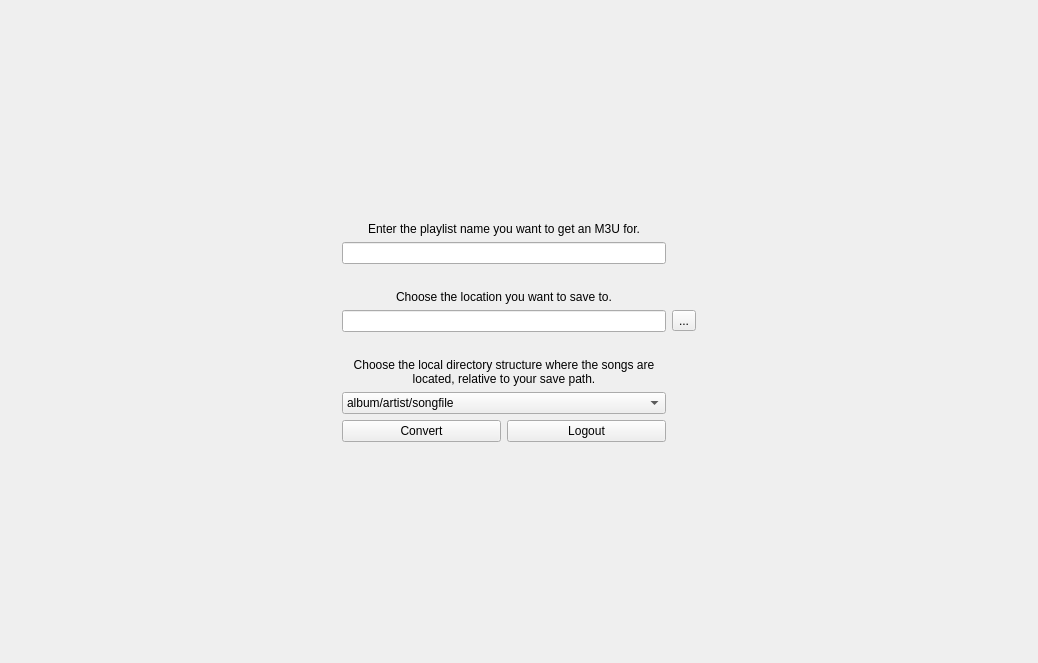
This is ui/mainwindow.ui in aerostaticx/M3UDownloader as Qt 5 draws it before an edit. The edited form follows.
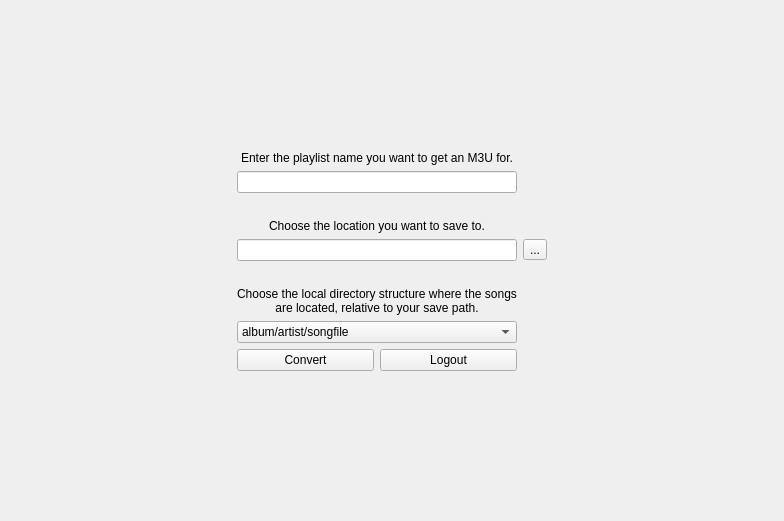
This is the edited form. The open tabs and pages were chosen to show the change.

Commit message: Further enhance to UI.

What changed in the file:
```diff
--- a/ui/mainwindow.ui
+++ b/ui/mainwindow.ui
@@ -6,8 +6,8 @@
    <rect>
     <x>0</x>
     <y>0</y>
-    <width>1038</width>
-    <height>663</height>
+    <width>784</width>
+    <height>521</height>
    </rect>
   </property>
   <property name="sizePolicy">
@@ -233,7 +233,14 @@
          </spacer>
         </item>
         <item row="6" column="1">
-         <widget class="QLineEdit" name="lineEdit_2"/>
+         <widget class="QLineEdit" name="saveLocationInput">
+          <property name="enabled">
+           <bool>true</bool>
+          </property>
+          <property name="readOnly">
+           <bool>true</bool>
+          </property>
+         </widget>
         </item>
         <item row="7" column="1">
          <spacer name="verticalSpacer_6">
@@ -306,7 +313,11 @@
          </spacer>
         </item>
         <item row="2" column="1">
-         <widget class="QLineEdit" name="lineEdit"/>
+         <widget class="QLineEdit" name="playlistInput">
+          <property name="alignment">
+           <set>Qt::AlignCenter</set>
+          </property>
+         </widget>
         </item>
         <item row="6" column="2">
          <widget class="QToolButton" name="toolButton">
```
Left out of the diff: 10 changed lines with no effect on the pictures.
